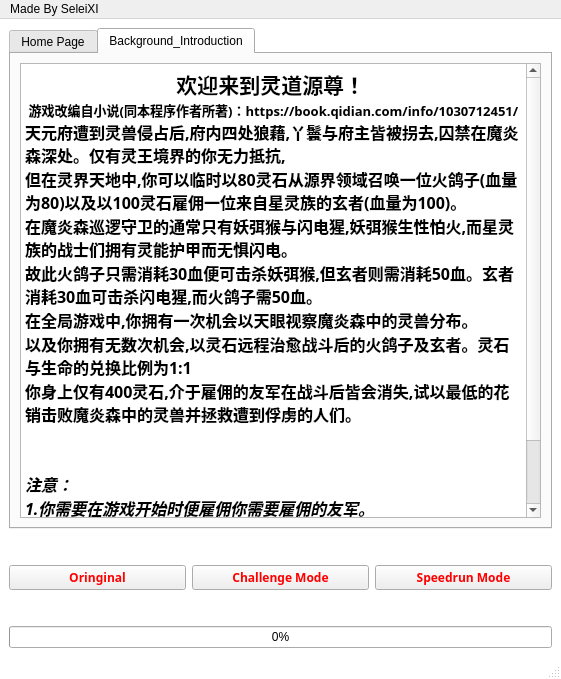
Qt form menu2.ui (SeleiXi/lord-game) before a commit.
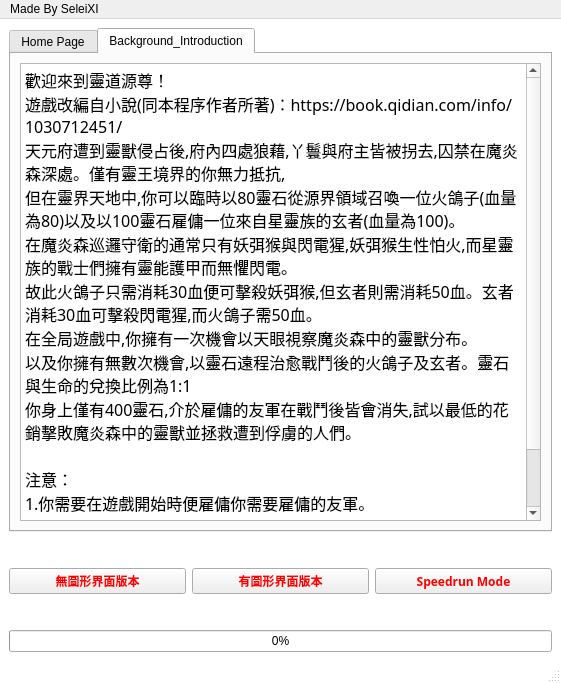
The same form after that commit. The open tabs and pages were chosen to show the change. Icons and pictures are not drawn.

```diff
--- a/menu2.ui
+++ b/menu2.ui
@@ -7,7 +7,7 @@
     <x>0</x>
     <y>0</y>
     <width>561</width>
-    <height>679</height>
+    <height>683</height>
    </rect>
   </property>
   <property name="windowTitle">
@@ -96,21 +96,20 @@
 &lt;html&gt;&lt;head&gt;&lt;meta name=&quot;qrichtext&quot; content=&quot;1&quot; /&gt;&lt;style type=&quot;text/css&quot;&gt;
 p, li { white-space: pre-wrap; }
 &lt;/style&gt;&lt;/head&gt;&lt;body style=&quot; font-family:'MiSans Heavy'; font-size:28pt; font-weight:600; font-style:normal;&quot;&gt;
-&lt;p align=&quot;center&quot; style=&quot; margin-top:0px; margin-bottom:0px; margin-left:0px; margin-right:0px; -qt-block-indent:0; text-indent:0px;&quot;&gt;&lt;span style=&quot; font-family:'SimSun'; font-size:16pt;&quot;&gt;欢迎来到灵道源尊！ &lt;/span&gt;&lt;/p&gt;
-&lt;p align=&quot;center&quot; style=&quot; margin-top:0px; margin-bottom:0px; margin-left:0px; margin-right:0px; -qt-block-indent:0; text-indent:0px;&quot;&gt;&lt;span style=&quot; font-family:'SimSun'; font-size:10pt;&quot;&gt;游戏改编自小说(同本程序作者所著)：https://book.qidian.com/info/1030712451/&lt;/span&gt;&lt;/p&gt;
-&lt;p style=&quot; margin-top:0px; margin-bottom:0px; margin-left:0px; margin-right:0px; -qt-block-indent:0; text-indent:0px;&quot;&gt;&lt;span style=&quot; font-family:'SimSun'; font-size:12pt;&quot;&gt;天元府遭到灵兽侵占后,府内四处狼藉,丫鬟与府主皆被拐去,囚禁在魔炎森深处。仅有灵王境界的你无力抵抗,&lt;/span&gt;&lt;/p&gt;
-&lt;p style=&quot; margin-top:0px; margin-bottom:0px; margin-left:0px; margin-right:0px; -qt-block-indent:0; text-indent:0px;&quot;&gt;&lt;span style=&quot; font-family:'SimSun'; font-size:12pt;&quot;&gt;但在灵界天地中,你可以临时以80灵石从源界领域召唤一位火鸽子(血量为80)以及以100灵石雇佣一位来自星灵族的玄者(血量为100)。&lt;/span&gt;&lt;/p&gt;
-&lt;p style=&quot; margin-top:0px; margin-bottom:0px; margin-left:0px; margin-right:0px; -qt-block-indent:0; text-indent:0px;&quot;&gt;&lt;span style=&quot; font-family:'SimSun'; font-size:12pt;&quot;&gt;在魔炎森巡逻守卫的通常只有妖弭猴与闪电猩,妖弭猴生性怕火,而星灵族的战士们拥有灵能护甲而无惧闪电。&lt;/span&gt;&lt;/p&gt;
-&lt;p style=&quot; margin-top:0px; margin-bottom:0px; margin-left:0px; margin-right:0px; -qt-block-indent:0; text-indent:0px;&quot;&gt;&lt;span style=&quot; font-family:'SimSun'; font-size:12pt;&quot;&gt;故此火鸽子只需消耗30血便可击杀妖弭猴,但玄者则需消耗50血。玄者消耗30血可击杀闪电猩,而火鸽子需50血。&lt;/span&gt;&lt;/p&gt;
-&lt;p style=&quot; margin-top:0px; margin-bottom:0px; margin-left:0px; margin-right:0px; -qt-block-indent:0; text-indent:0px;&quot;&gt;&lt;span style=&quot; font-family:'SimSun'; font-size:12pt;&quot;&gt;在全局游戏中,你拥有一次机会以天眼视察魔炎森中的灵兽分布。&lt;/span&gt;&lt;/p&gt;
-&lt;p style=&quot; margin-top:0px; margin-bottom:0px; margin-left:0px; margin-right:0px; -qt-block-indent:0; text-indent:0px;&quot;&gt;&lt;span style=&quot; font-family:'SimSun'; font-size:12pt;&quot;&gt;以及你拥有无数次机会,以灵石远程治愈战斗后的火鸽子及玄者。灵石与生命的兑换比例为1:1&lt;/span&gt;&lt;/p&gt;
-&lt;p style=&quot; margin-top:0px; margin-bottom:0px; margin-left:0px; margin-right:0px; -qt-block-indent:0; text-indent:0px;&quot;&gt;&lt;span style=&quot; font-family:'SimSun'; font-size:12pt;&quot;&gt;你身上仅有400灵石,介于雇佣的友军在战斗后皆会消失,试以最低的花销击败魔炎森中的灵兽并拯救遭到俘虏的人们。&lt;/span&gt;&lt;/p&gt;
-&lt;p style=&quot;-qt-paragraph-type:empty; margin-top:0px; margin-bottom:0px; margin-left:0px; margin-right:0px; -qt-block-indent:0; text-indent:0px; font-family:'SimSun'; font-size:12pt;&quot;&gt;&lt;br /&gt;&lt;/p&gt;
-&lt;p style=&quot;-qt-paragraph-type:empty; margin-top:0px; margin-bottom:0px; margin-left:0px; margin-right:0px; -qt-block-indent:0; text-indent:0px; font-family:'SimSun'; font-size:12pt;&quot;&gt;&lt;br /&gt;&lt;/p&gt;
-&lt;p style=&quot; margin-top:0px; margin-bottom:0px; margin-left:0px; margin-right:0px; -qt-block-indent:0; text-indent:0px;&quot;&gt;&lt;span style=&quot; font-family:'SimSun'; font-size:12pt; font-style:italic;&quot;&gt;注意：&lt;/span&gt;&lt;/p&gt;
-&lt;p style=&quot; margin-top:0px; margin-bottom:0px; margin-left:0px; margin-right:0px; -qt-block-indent:0; text-indent:0px;&quot;&gt;&lt;span style=&quot; font-family:'SimSun'; font-size:12pt; font-style:italic;&quot;&gt;1.你需要在游戏开始时便雇佣你需要雇佣的友军。&lt;/span&gt;&lt;/p&gt;
-&lt;p style=&quot; margin-top:0px; margin-bottom:0px; margin-left:0px; margin-right:0px; -qt-block-indent:0; text-indent:0px;&quot;&gt;&lt;span style=&quot; font-family:'SimSun'; font-size:12pt; font-style:italic;&quot;&gt;2.进入游戏后点击F11即可进入全屏&lt;/span&gt;&lt;/p&gt;
-&lt;p style=&quot; margin-top:0px; margin-bottom:0px; margin-left:0px; margin-right:0px; -qt-block-indent:0; text-indent:0px;&quot;&gt;&lt;span style=&quot; font-family:'SimSun'; font-size:12pt; font-style:italic;&quot;&gt;3.通关评级分为【极其完美】 / 【完美】 / 【优秀】 / 【不错】 / 【一般】&lt;/span&gt;&lt;/p&gt;&lt;/body&gt;&lt;/html&gt;</string>
+&lt;p style=&quot; margin-top:0px; margin-bottom:0px; margin-left:0px; margin-right:0px; -qt-block-indent:0; text-indent:0px;&quot;&gt;&lt;span style=&quot; font-size:12pt; font-weight:400;&quot;&gt;歡迎來到靈道源尊！ &lt;/span&gt;&lt;/p&gt;
+&lt;p style=&quot; margin-top:0px; margin-bottom:0px; margin-left:0px; margin-right:0px; -qt-block-indent:0; text-indent:0px;&quot;&gt;&lt;span style=&quot; font-size:12pt; font-weight:400;&quot;&gt;遊戲改編自小說(同本程序作者所著)：https://book.qidian.com/info/1030712451/&lt;/span&gt;&lt;/p&gt;
+&lt;p style=&quot; margin-top:0px; margin-bottom:0px; margin-left:0px; margin-right:0px; -qt-block-indent:0; text-indent:0px;&quot;&gt;&lt;span style=&quot; font-size:12pt; font-weight:400;&quot;&gt;天元府遭到靈獸侵占後,府內四處狼藉,丫鬟與府主皆被拐去,囚禁在魔炎森深處。僅有靈王境界的你無力抵抗,&lt;/span&gt;&lt;/p&gt;
+&lt;p style=&quot; margin-top:0px; margin-bottom:0px; margin-left:0px; margin-right:0px; -qt-block-indent:0; text-indent:0px;&quot;&gt;&lt;span style=&quot; font-size:12pt; font-weight:400;&quot;&gt;但在靈界天地中,你可以臨時以80靈石從源界領域召喚一位火鴿子(血量為80)以及以100靈石雇傭一位來自星靈族的玄者(血量為100)。&lt;/span&gt;&lt;/p&gt;
+&lt;p style=&quot; margin-top:0px; margin-bottom:0px; margin-left:0px; margin-right:0px; -qt-block-indent:0; text-indent:0px;&quot;&gt;&lt;span style=&quot; font-size:12pt; font-weight:400;&quot;&gt;在魔炎森巡邏守衛的通常只有妖弭猴與閃電猩,妖弭猴生性怕火,而星靈族的戰士們擁有靈能護甲而無懼閃電。&lt;/span&gt;&lt;/p&gt;
+&lt;p style=&quot; margin-top:0px; margin-bottom:0px; margin-left:0px; margin-right:0px; -qt-block-indent:0; text-indent:0px;&quot;&gt;&lt;span style=&quot; font-size:12pt; font-weight:400;&quot;&gt;故此火鴿子只需消耗30血便可擊殺妖弭猴,但玄者則需消耗50血。玄者消耗30血可擊殺閃電猩,而火鴿子需50血。&lt;/span&gt;&lt;/p&gt;
+&lt;p style=&quot; margin-top:0px; margin-bottom:0px; margin-left:0px; margin-right:0px; -qt-block-indent:0; text-indent:0px;&quot;&gt;&lt;span style=&quot; font-size:12pt; font-weight:400;&quot;&gt;在全局遊戲中,你擁有一次機會以天眼視察魔炎森中的靈獸分布。&lt;/span&gt;&lt;/p&gt;
+&lt;p style=&quot; margin-top:0px; margin-bottom:0px; margin-left:0px; margin-right:0px; -qt-block-indent:0; text-indent:0px;&quot;&gt;&lt;span style=&quot; font-size:12pt; font-weight:400;&quot;&gt;以及你擁有無數次機會,以靈石遠程治愈戰鬥後的火鴿子及玄者。靈石與生命的兌換比例為1:1&lt;/span&gt;&lt;/p&gt;
+&lt;p style=&quot; margin-top:0px; margin-bottom:0px; margin-left:0px; margin-right:0px; -qt-block-indent:0; text-indent:0px;&quot;&gt;&lt;span style=&quot; font-size:12pt; font-weight:400;&quot;&gt;你身上僅有400靈石,介於雇傭的友軍在戰鬥後皆會消失,試以最低的花銷擊敗魔炎森中的靈獸並拯救遭到俘虜的人們。&lt;/span&gt;&lt;/p&gt;
+&lt;p style=&quot;-qt-paragraph-type:empty; margin-top:0px; margin-bottom:0px; margin-left:0px; margin-right:0px; -qt-block-indent:0; text-indent:0px; font-size:12pt; font-weight:400;&quot;&gt;&lt;br /&gt;&lt;/p&gt;
+&lt;p style=&quot; margin-top:0px; margin-bottom:0px; margin-left:0px; margin-right:0px; -qt-block-indent:0; text-indent:0px;&quot;&gt;&lt;span style=&quot; font-size:12pt; font-weight:400;&quot;&gt;注意：&lt;/span&gt;&lt;/p&gt;
+&lt;p style=&quot; margin-top:0px; margin-bottom:0px; margin-left:0px; margin-right:0px; -qt-block-indent:0; text-indent:0px;&quot;&gt;&lt;span style=&quot; font-size:12pt; font-weight:400;&quot;&gt;1.你需要在遊戲開始時便雇傭你需要雇傭的友軍。&lt;/span&gt;&lt;/p&gt;
+&lt;p style=&quot; margin-top:0px; margin-bottom:0px; margin-left:0px; margin-right:0px; -qt-block-indent:0; text-indent:0px;&quot;&gt;&lt;span style=&quot; font-size:12pt; font-weight:400;&quot;&gt;2.進入遊戲後點擊F11即可進入全屏&lt;/span&gt;&lt;/p&gt;
+&lt;p style=&quot; margin-top:0px; margin-bottom:0px; margin-left:0px; margin-right:0px; -qt-block-indent:0; text-indent:0px;&quot;&gt;&lt;span style=&quot; font-size:12pt; font-weight:400;&quot;&gt;3.通關評級分為【極其完美】 / 【完美】 / 【優秀】 / 【不錯】 / 【一般】&lt;/span&gt;&lt;/p&gt;&lt;/body&gt;&lt;/html&gt;</string>
           </property>
          </widget>
         </item>
@@ -149,7 +148,7 @@
          </font>
         </property>
         <property name="text">
-         <string>Oringinal</string>
+         <string>無圖形界面版本</string>
         </property>
        </widget>
       </item>
@@ -173,7 +172,7 @@
          </font>
         </property>
         <property name="text">
-         <string>Challenge Mode</string>
+         <string>有圖形界面版本</string>
         </property>
         <property name="icon">
          <iconset>
```
Left out of the diff: 20 changed lines with no effect on the pictures.
